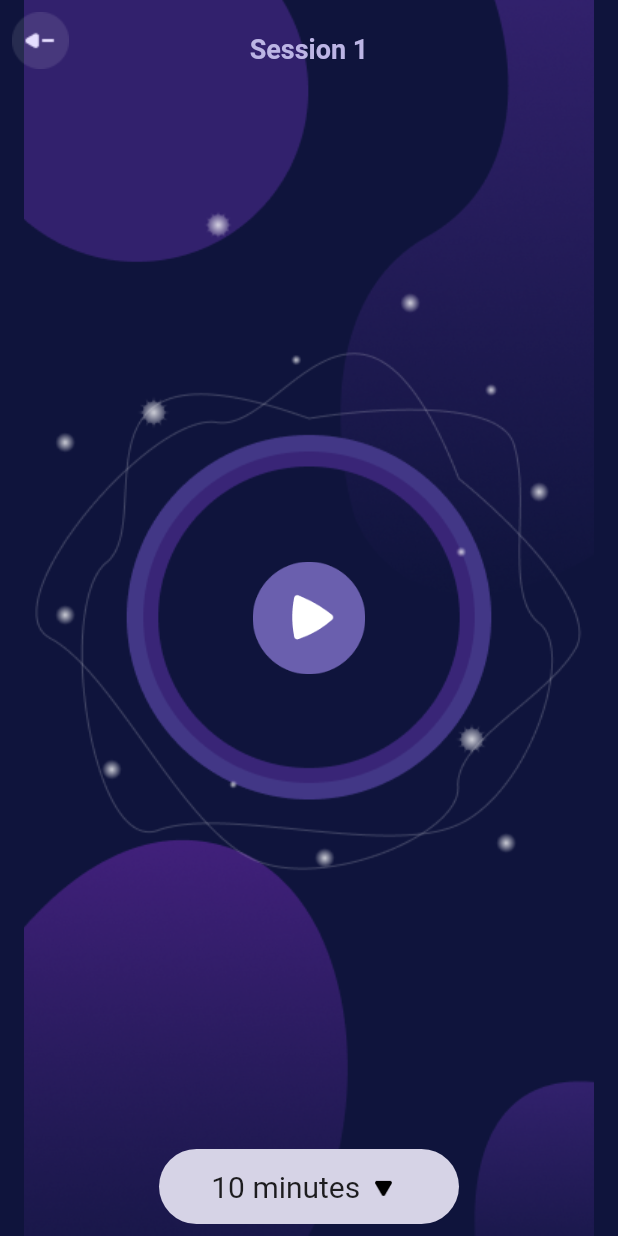
After one commit to hey-om7/deepSleepMusic_flutter, a Flutter app: the PlayingSound screen opened directly, on a phone screen of 412 x 824 dp. The commit adds this screen. Run offline on Flutter 3.47's test engine with Material 2 defaults, Android fonts, the phone set to English and light mode, and no system bars.

Commit message:
Front-end ready for iphone devices

```diff
--- a/lib/main.dart
+++ b/lib/main.dart
@@ -1,4 +1,5 @@
 import 'package:deep_sleep_music/home.dart';
+import 'package:deep_sleep_music/logo.dart';
 import 'package:flutter/material.dart';
 
 void main() {
@@ -14,7 +15,7 @@ class MyApp extends StatelessWidget {
       debugShowCheckedModeBanner: false,
       home: Scaffold(
         backgroundColor: Color(0xff0F143C),
-        body: Home(),
+        body: Logo(),
       ),
     );
   }
--- /dev/null
+++ b/lib/playingSound.dart
@@ -0,0 +1,132 @@
+import 'package:flutter/material.dart';
+import 'package:flutter/src/widgets/container.dart';
+import 'package:flutter/src/widgets/framework.dart';
+
+class PlayingSound extends StatelessWidget {
+  const PlayingSound({super.key});
+
+  @override
+  Widget build(BuildContext context) {
+    return Scaffold(
+      backgroundColor: Color(0xff0F143C),
+      body: PlayingSoundStful(),
+    );
+  }
+}
+
+class PlayingSoundStful extends StatefulWidget {
+  const PlayingSoundStful({super.key});
+
+  @override
+  State<PlayingSoundStful> createState() => _PlayingSoundStfulState();
+}
+
+bool isPause = false;
+
+class _PlayingSoundStfulState extends State<PlayingSoundStful> {
+  @override
+  Widget build(BuildContext context) {
+    return Stack(
+      children: [
+        Align(
+          alignment: Alignment.center,
+          child: Image.asset(
+            "assets/background_vectors.png",
+            height: double.infinity,
+            width: double.infinity,
+            fit: BoxFit.fitHeight,
+          ),
+        ),
+        Align(
+          alignment: Alignment.center,
+          child: Image.asset(
+            "assets/background_centered_items.png",
+            width: double.infinity,
+          ),
+        ),
+        Align(
+          alignment: Alignment.center,
+          child: GestureDetector(
+            onTap: () {
+              isPause = !isPause;
+              setState(() {});
+            },
+            child: Image.asset(
+              isPause ? "assets/pause_btn.png" : "assets/play_btn.png",
+              width: 75,
+            ),
+          ),
+        ),
+        SafeArea(
+          child: Align(
+            alignment: Alignment.topCenter,
+            child: Padding(
+              padding: const EdgeInsets.all(8.0),
+              child: Container(
+                height: 50,
+                // color: Colors.yellow,
+                child: Stack(
+                  children: [
+                    Align(
+                        alignment: Alignment.topLeft,
+                        child: GestureDetector(
+                            onTap: () {
+                              Navigator.pop(context);
+                            },
+                            child: Image.asset("assets/back_btn.png"))),
+                    Align(
+                      alignment: Alignment.center,
+                      child: Text(
+                        "Session 1",
+                        style: TextStyle(
+                          color: Color(0xffBCB5E5),
+                          fontSize: 18,
+                          fontWeight: FontWeight.w600,
+                        ),
+                      ),
+                    ),
+                  ],
+                ),
+              ),
+            ),
+          ),
+        ),
+        SafeArea(
+          child: Align(
+            alignment: Alignment.bottomCenter,
+            child: Padding(
+              padding: const EdgeInsets.all(8.0),
+              child: Container(
+                width: 200,
+                height: 50,
+                decoration: BoxDecoration(
+                  color: Color(0xffD6D3E6),
+                  borderRadius: BorderRadius.circular(50),
+                ),
+                child: Row(
+                  mainAxisAlignment: MainAxisAlignment.center,
+                  children: [
+                    Text(
+                      "10 minutes",
+                      style: TextStyle(
+                        fontSize: 20,
+                        fontWeight: FontWeight.w400,
+                      ),
+                    ),
+                    Padding(
+                      padding: const EdgeInsets.all(8.0),
+                      child: Image.asset(
+                        "assets/drop_down.png",
+                        width: 15,
+                      ),
+                    )
+                  ],
+                ),
+              ),
+            ),
+          ),
+        ),
+      ],
+    );
+  }
+}
```
Also changed, not shown: lib/MusicBox.dart (+7 -1 lines), lib/home.dart (+18 -2 lines), lib/logo.dart (added, +53 -0 lines), assets/app-icon-rounded.png (added), assets/back_btn.png (added), assets/background_centered_items.png (added), assets/background_vectors.png (added), assets/drop_down.png (added), assets/pause_btn.png (added), assets/play_btn.png (added), 40 other files.
